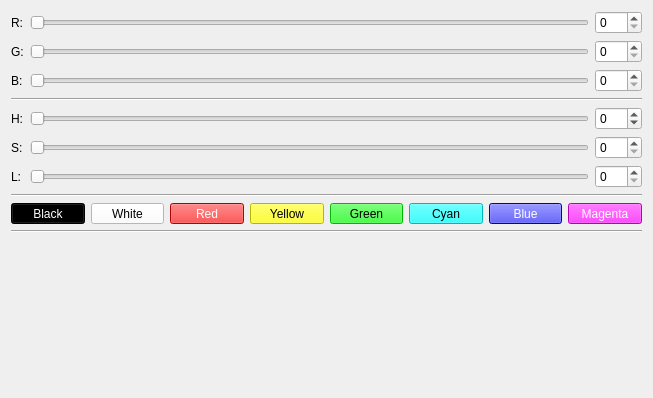
The window that src/brickv/plugin_system/plugins/rgb_led_v2/ui/rgb_led_v2.ui (Tinkerforge/brickv) describes before a commit, drawn with Qt 5.
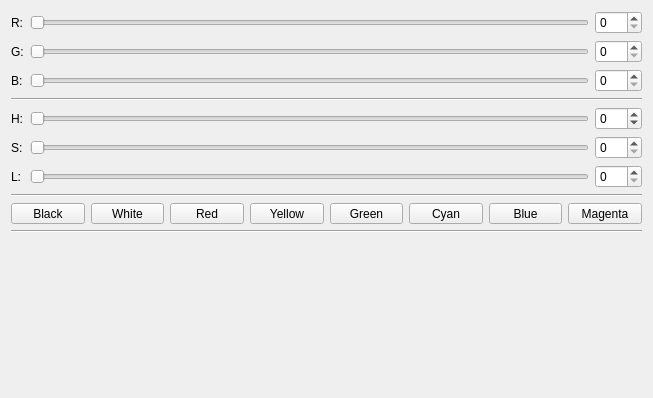
The same window after the commit.

Commit message:
Fix RGB LED button style.
The Gtk style does not work with colored button backgrounds, so
use a colored icon instead.

Diff of the .ui file:
```diff
--- a/src/brickv/plugin_system/plugins/rgb_led_v2/ui/rgb_led_v2.ui
+++ b/src/brickv/plugin_system/plugins/rgb_led_v2/ui/rgb_led_v2.ui
@@ -204,7 +204,7 @@
           </sizepolicy>
          </property>
          <property name="styleSheet">
-          <string notr="true">color: white; background: black;</string>
+          <string notr="true"/>
          </property>
          <property name="text">
           <string>Black</string>
@@ -220,7 +220,7 @@
           </sizepolicy>
          </property>
          <property name="styleSheet">
-          <string notr="true">color: black; background: white;</string>
+          <string notr="true"/>
          </property>
          <property name="text">
           <string>White</string>
@@ -236,7 +236,7 @@
           </sizepolicy>
          </property>
          <property name="styleSheet">
-          <string notr="true">color: white; background: red;</string>
+          <string notr="true"/>
          </property>
          <property name="text">
           <string>Red</string>
@@ -252,7 +252,7 @@
           </sizepolicy>
          </property>
          <property name="styleSheet">
-          <string notr="true">color: black; background: yellow;</string>
+          <string notr="true"/>
          </property>
          <property name="text">
           <string>Yellow</string>
@@ -268,7 +268,7 @@
           </sizepolicy>
          </property>
          <property name="styleSheet">
-          <string notr="true">color: black; background: #00FF00;</string>
+          <string notr="true"/>
          </property>
          <property name="text">
           <string>Green</string>
@@ -284,7 +284,7 @@
           </sizepolicy>
          </property>
          <property name="styleSheet">
-          <string notr="true">color: black; background: cyan;</string>
+          <string notr="true"/>
          </property>
          <property name="text">
           <string>Cyan</string>
@@ -300,7 +300,7 @@
           </sizepolicy>
          </property>
          <property name="styleSheet">
-          <string notr="true">color: white; background: blue;</string>
+          <string notr="true"/>
          </property>
          <property name="text">
           <string>Blue</string>
@@ -316,7 +316,7 @@
           </sizepolicy>
          </property>
          <property name="styleSheet">
-          <string notr="true">color: white; background: magenta;</string>
+          <string notr="true"/>
          </property>
          <property name="text">
           <string>Magenta</string>
```
The commit also changes 5 other files.
